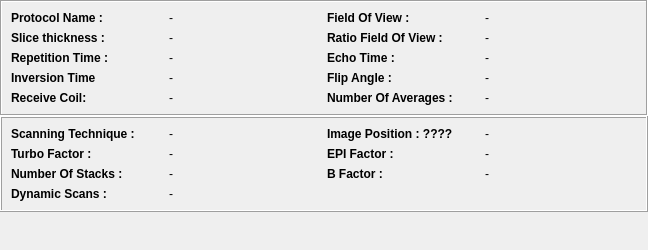
Qt form starviewer/src/core/qdicomdumpmrwidgetbase.ui (starviewer-medical/starviewer) before a commit.
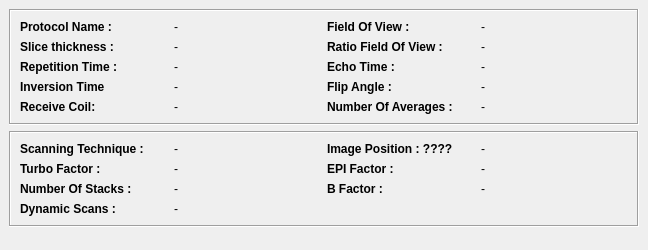
The same form after that commit.

Commit message: ENH: adequació de la GUI degut als canvis entre Qt 4.2 i 4.3

The edit to the form file:
```diff
--- a/starviewer/src/core/qdicomdumpmrwidgetbase.ui
+++ b/starviewer/src/core/qdicomdumpmrwidgetbase.ui
@@ -13,23 +13,11 @@
    <string>Form</string>
   </property>
   <layout class="QGridLayout" >
-   <property name="leftMargin" >
-    <number>0</number>
+   <property name="margin" >
+    <number>9</number>
    </property>
-   <property name="topMargin" >
-    <number>0</number>
-   </property>
-   <property name="rightMargin" >
-    <number>0</number>
-   </property>
-   <property name="bottomMargin" >
-    <number>0</number>
-   </property>
-   <property name="horizontalSpacing" >
-    <number>0</number>
-   </property>
-   <property name="verticalSpacing" >
-    <number>0</number>
+   <property name="spacing" >
+    <number>6</number>
    </property>
    <item row="0" column="0" >
     <widget class="QFrame" name="frame" >
@@ -49,6 +37,12 @@
       <enum>QFrame::Sunken</enum>
      </property>
      <layout class="QGridLayout" >
+      <property name="margin" >
+       <number>9</number>
+      </property>
+      <property name="spacing" >
+       <number>6</number>
+      </property>
       <item row="0" column="0" >
        <widget class="QLabel" name="m_labelProtocolName" >
         <property name="font" >
@@ -282,9 +276,15 @@
       <enum>QFrame::Box</enum>
      </property>
      <property name="frameShadow" >
-      <enum>QFrame::Raised</enum>
+      <enum>QFrame::Sunken</enum>
      </property>
      <layout class="QGridLayout" >
+      <property name="margin" >
+       <number>9</number>
+      </property>
+      <property name="spacing" >
+       <number>6</number>
+      </property>
       <item row="0" column="0" >
        <widget class="QLabel" name="m_labelPhilipsScanningTechnique" >
         <property name="font" >
```
The commit also changes 6 other files.
